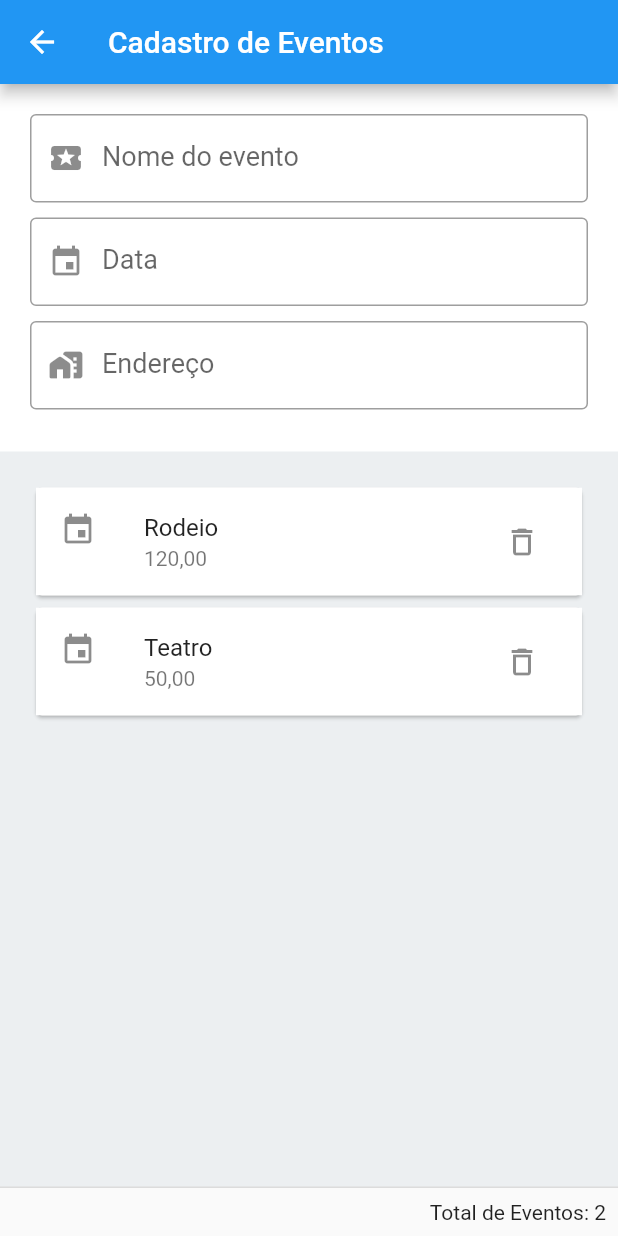
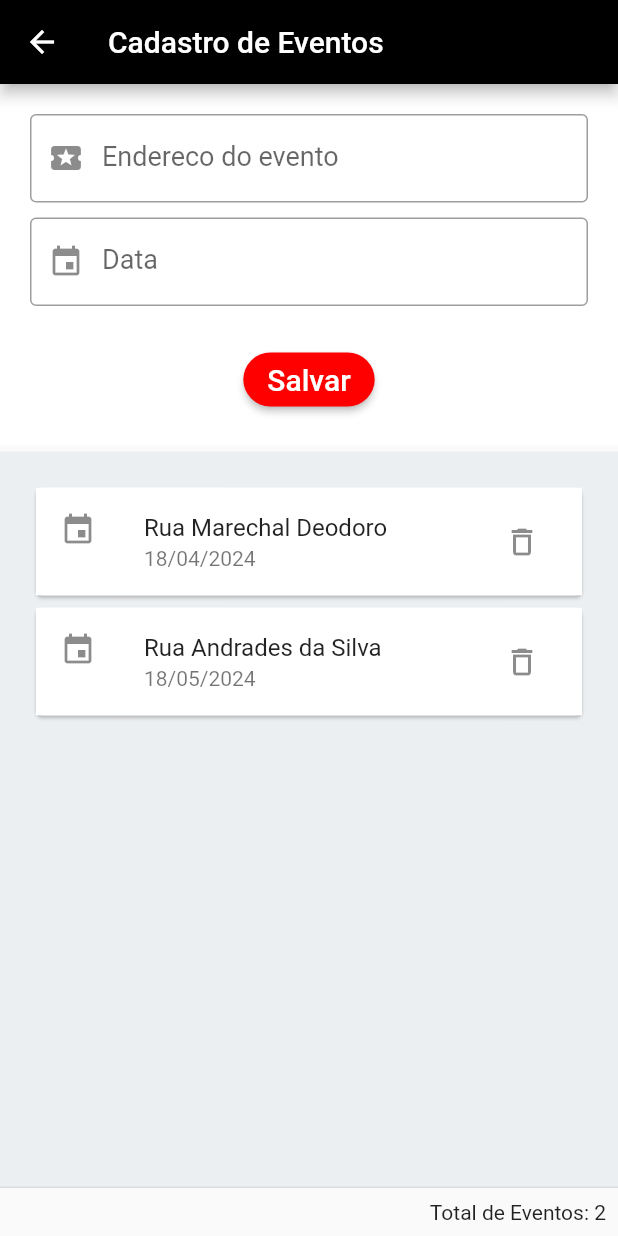
Before and after one commit to gabriellimad/IEvent, a Flutter app: the screen it shows after launch, after a tap on "Entrar", on a phone screen of 412 x 824 dp. Run offline on Flutter 3.47's test engine with Material 2 defaults, Android fonts, the light colour scheme and no system bars.

Commit message:
correções de funcionamento e layout

```diff
--- a/lib/model/evento.dart
+++ b/lib/model/evento.dart
@@ -1,5 +1,5 @@
 class Evento {
-  final String Nome;
-  final String Preco;
-  Evento(this.Nome, this.Preco);
+  final String Endereco;
+  final String Data;
+  Evento(this.Endereco, this.Data);
 }
--- a/lib/view/cadastro.dart
+++ b/lib/view/cadastro.dart
@@ -18,22 +18,23 @@ class _CadastroState extends State<Cadastro> {
   //Atributos
   List<Evento> lista = [];
   var index;
-  var txtNome = TextEditingController();
   var txtEndereco = TextEditingController();
   var txtData = TextEditingController();
 
   @override
   void initState() {
     index = -1;
-    lista.add(Evento('Rodeio', '120,00'));
-    lista.add(Evento('Teatro', '50,00'));
+    lista.add(Evento('Rua Marechal Deodoro', '18/04/2024'));
+    lista.add(Evento('Rua Andrades da Silva', '18/05/2024'));
     super.initState();
   }
 
   @override
   Widget build(BuildContext context) {
     return Scaffold(
-      appBar: AppBar(title: Text('Cadastro de Eventos')),
+      appBar: AppBar(title: Text('Cadastro de Eventos'),
+      backgroundColor: Color.fromRGBO(0, 0, 0, 1)
+      ),
       body: Column(
         children: [
           Expanded(
@@ -65,9 +66,9 @@ class _CadastroState extends State<Cadastro> {
           children: [
             //CAMPO DE TEXTO
             TextField(
-              controller: txtNome,
+              controller: txtEndereco,
               decoration: InputDecoration(
-                labelText: 'Nome do evento',
+                labelText: 'Endereco do evento',
                 labelStyle: TextStyle(fontSize: 18),
                 prefixIcon: Icon(Icons.local_activity),
                 border: OutlineInputBorder(),
@@ -87,43 +88,34 @@ class _CadastroState extends State<Cadastro> {
               ),
             ),
 
-            SizedBox(height: 10),
-
-                      TextField(
-              controller: txtEndereco,
-              decoration: InputDecoration(
-                labelText: 'Endereço',
-                labelStyle: TextStyle(fontSize: 18),
-                prefixIcon: Icon(Icons.maps_home_work_rounded),
-                border: OutlineInputBorder(),
-              ),
-            ),
-
             SizedBox(height: 25),
 
             //BOTÃO> ElevatedButton; OutlinedButton; TextButton
             ElevatedButton(
+              style: ElevatedButton.styleFrom(
+                backgroundColor: Color.fromARGB(255, 255, 0, 0),
+                shape: RoundedRectangleBorder(borderRadius: BorderRadius.circular(20)),
+              ),
               //Evento
               onPressed: () {
-                if (txtNome.text.isNotEmpty && txtEndereco.text.isNotEmpty) {
+                if (txtEndereco.text.isNotEmpty && txtData.text.isNotEmpty) {
                   if (index == -1) {
                     //Adicionar um novo Evento
                     setState(() {
                       lista.add(
-                        Evento(txtNome.text, txtEndereco.text),
+                        Evento(txtEndereco.text, txtData.text),
                       );
                     });
                     mensagem('Evento adicionado com sucesso!');
                   } else {
                     //Atualizar um Evento existe
                     setState(() {
-                      lista[index] = Evento(txtNome.text, txtEndereco.text);
+                      lista[index] = Evento(txtEndereco.text, txtData.text);
                       index = -1;
                     });
                     mensagem('Evento atualizado com sucesso!');
                   }
 
-                  txtNome.clear();
                   txtEndereco.clear();
                   txtData.clear();
                 } else {
@@ -133,7 +125,11 @@ class _CadastroState extends State<Cadastro> {
                 }
               },
               //Conteúdo
-              child: Text('salvar'),
+              child: Text('Salvar', style: TextStyle(
+                color: Color.fromARGB(255, 255, 255, 255),
+                fontSize: 20
+                ),
+              ),
             ),
           ],
         ),
@@ -156,8 +152,8 @@ class _CadastroState extends State<Cadastro> {
           return Card(
             child: ListTile(
               leading: Icon(Icons.event),
-              title: Text(lista[index].Nome),
-              subtitle: Text(lista[index].Preco),
+              title: Text(lista[index].Endereco),
+              subtitle: Text(lista[index].Data),
               trailing: IconButton(
                 icon: Icon(Icons.delete_outline),
                 onPressed: () {
@@ -173,8 +169,8 @@ class _CadastroState extends State<Cadastro> {
                 setState(() {
                   //Armazenar a posição da lista
                   this.index = index;
-                  txtNome.text = lista[index].Nome;
-                  txtEndereco.text = lista[index].Preco;
+                  txtEndereco.text = lista[index].Endereco;
+                  txtData.text = lista[index].Data;
                 });
               },
               //Alterar a cor do ITEM selecionado
@@ -184,8 +180,8 @@ class _CadastroState extends State<Cadastro> {
               onLongPress: () {
                 setState(() {
                   this.index = -1;
-                  txtNome.clear();
                   txtEndereco.clear();
+                  txtData.clear();
                 });
               },
             ),
--- a/lib/view/widgets.dart
+++ b/lib/view/widgets.dart
@@ -68,7 +68,6 @@ class Widgets extends StatelessWidget {
       style: ElevatedButton.styleFrom(
         backgroundColor: Color.fromARGB(255, 255, 0, 0),
         shape: RoundedRectangleBorder(borderRadius: BorderRadius.circular(20)),
-        side: BorderSide(color: Colors.black),
       ),
       onPressed: () {
         Navigator.push(
@@ -81,7 +80,7 @@ class Widgets extends StatelessWidget {
           child: Text(
             'Entrar',
             style: TextStyle(
-              color: Colors.black,
+              color: Color.fromARGB(255, 255, 255, 255),
               fontSize: 20
               ),
           ),
```
